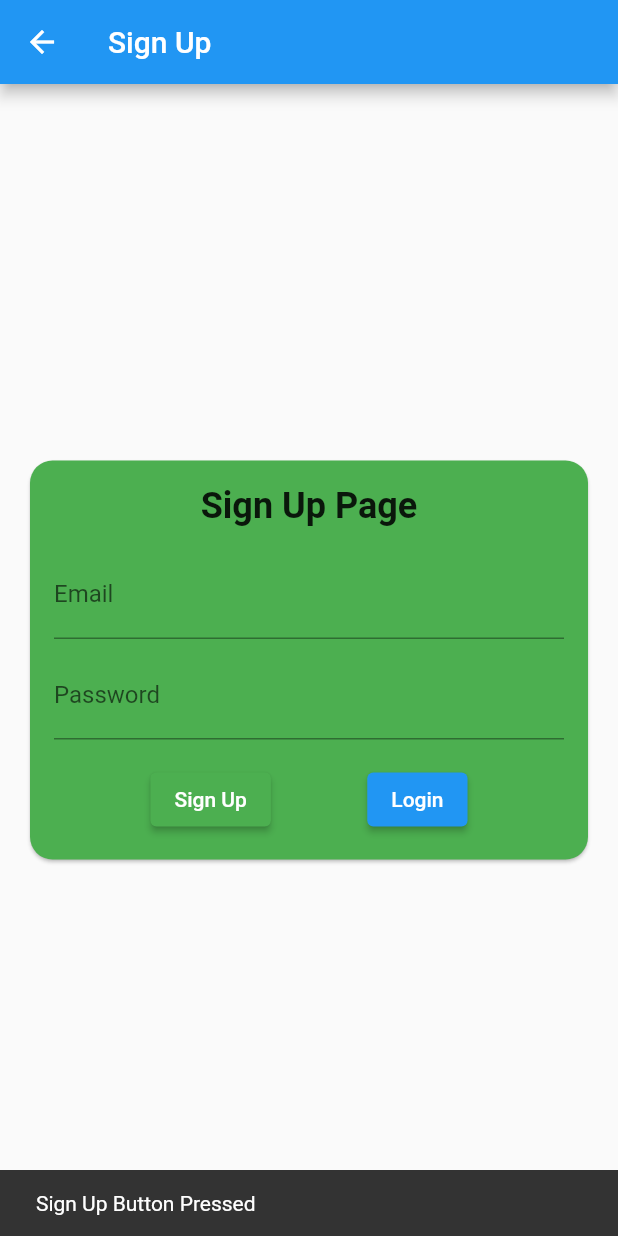
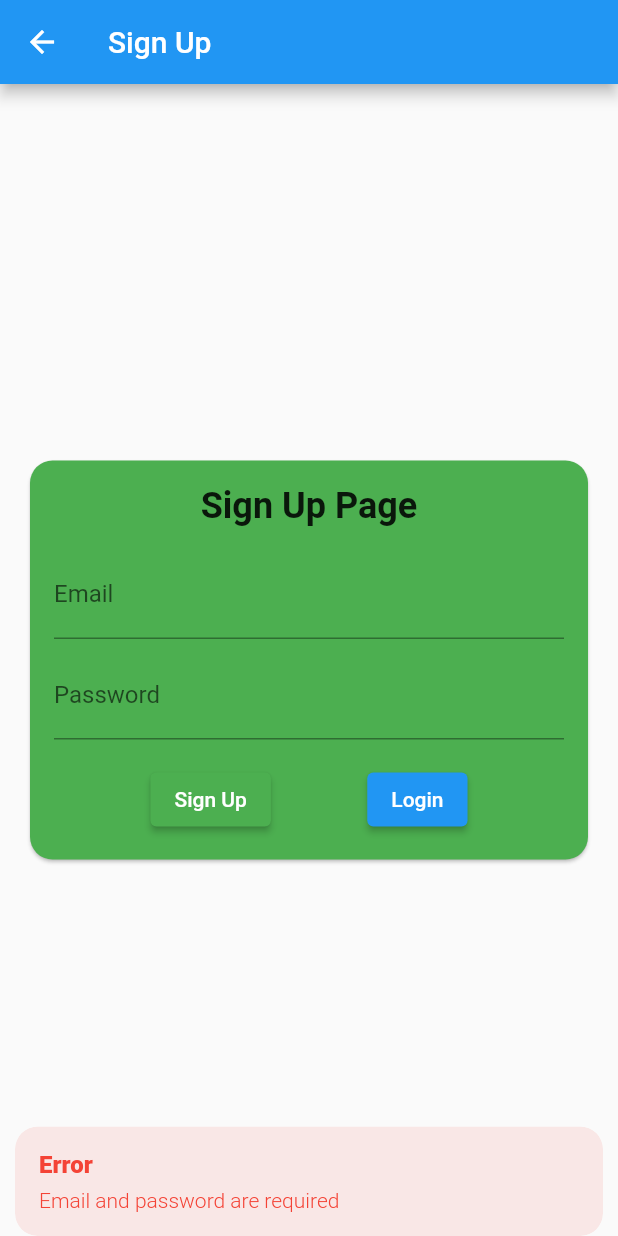
Before and after one commit to Minsa111/noteapp, a Flutter app: the SignUpScreen screen opened directly, after a tap on "Sign Up", on a phone screen of 412 x 824 dp. Run offline on Flutter 3.47's test engine with Material 2 defaults, Android fonts, the phone set to English and light mode, and no system bars; our stand-ins replace cloud_firestore, firebase_auth, firebase_core, get, image_picker, webview_flutter; accounts and stored records are empty.

Commit message:
Make SignIn and SignUp Pages Works

```diff
--- a/lib/controller/datacontroller.dart
+++ b/lib/controller/datacontroller.dart
@@ -1,3 +1,5 @@
+// ignore_for_file: avoid_print
+
 import 'package:get/get.dart';
 import 'package:cloud_firestore/cloud_firestore.dart';
 import 'package:noteapp/models/note.dart';
--- /dev/null
+++ b/lib/controller/signincontroller.dart
@@ -0,0 +1,26 @@
+// ignore_for_file: unnecessary_cast, avoid_print
+
+import 'package:firebase_auth/firebase_auth.dart';
+import 'package:get/get.dart';
+
+class SignInController extends GetxController {
+  final FirebaseAuth _auth = FirebaseAuth.instance;
+
+  Future<bool> signInWithEmailAndPassword(String email, String password) async {
+    try {
+      UserCredential userCredential = await _auth.signInWithEmailAndPassword(
+        email: email,
+        password: password,
+      );
+
+      if (userCredential.user != null) {
+        return true; // Masuk berhasil
+      } else {
+        return false; // Masuk gagal
+      }
+    } on FirebaseAuthException catch (e) {
+      print("Error during sign-in: ${e.message}");
+      return false; // Penanganan kesalahan saat masuk
+    }
+  }
+}
--- /dev/null
+++ b/lib/controller/signupcontroller.dart
@@ -0,0 +1,27 @@
+// ignore_for_file: avoid_print, prefer_final_fields
+
+import 'package:firebase_auth/firebase_auth.dart';
+import 'package:get/get.dart';
+
+class SignUpController extends GetxController {
+  final FirebaseAuth _auth = FirebaseAuth.instance;
+
+  Future<bool> signUpWithEmailAndPassword(String email, String password) async {
+    try {
+      UserCredential userCredential =
+          await _auth.createUserWithEmailAndPassword(
+        email: email,
+        password: password,
+      );
+
+      if (userCredential.user != null) {
+        return true;
+      } else {
+        return false;
+      }
+    } on FirebaseAuthException catch (e) {
+      print("Error during sign-up: ${e.message}");
+      return false;
+    }
+  }
+}
--- a/lib/main.dart
+++ b/lib/main.dart
@@ -1,6 +1,8 @@
 import 'package:flutter/material.dart';
 import 'package:get/get.dart';
 import 'package:noteapp/controller/datacontroller.dart';
+import 'package:noteapp/controller/signincontroller.dart';
+import 'package:noteapp/controller/signupcontroller.dart';
 import 'package:noteapp/routes/app_pages.dart';
 import 'package:noteapp/controller/image.dart';
 import 'package:firebase_core/firebase_core.dart';
@@ -20,4 +22,6 @@ void main() async {
   );
   Get.put(ImagePickerController());
   Get.put(NoteController());
+  Get.put(SignUpController());
+  Get.put(SignInController());
 }
--- a/lib/routes/app_pages.dart
+++ b/lib/routes/app_pages.dart
@@ -1,3 +1,5 @@
+// ignore_for_file: constant_identifier_names
+
 import 'package:get/get.dart';
 import 'package:noteapp/views/edit.dart';
 import 'package:noteapp/views/home.dart';
@@ -5,6 +7,7 @@ import 'package:noteapp/views/login.dart';
 import 'package:noteapp/views/webview.dart';
 
 part 'app_routes.dart';
+
 class AppPages {
   AppPages._();
 
--- a/lib/routes/app_routes.dart
+++ b/lib/routes/app_routes.dart
@@ -1,3 +1,5 @@
+// ignore_for_file: constant_identifier_names
+
 part of 'app_pages.dart';
 
 abstract class Routes {
--- a/lib/views/signup.dart
+++ b/lib/views/signup.dart
@@ -1,12 +1,47 @@
 // signup.dart
+// ignore_for_file: prefer_const_constructors, no_leading_underscores_for_local_identifiers, unused_element, unused_local_variable
+
 import 'package:flutter/material.dart';
 import 'package:get/get.dart';
+import 'package:noteapp/controller/signupcontroller.dart';
 
 class SignUpScreen extends StatelessWidget {
   const SignUpScreen({Key? key}) : super(key: key);
 
   @override
   Widget build(BuildContext context) {
+    final TextEditingController emailController = TextEditingController();
+    final TextEditingController passwordController = TextEditingController();
+    final SignUpController _auth = SignUpController();
+
+    void _handleSignUp() async {
+      String email = emailController.text;
+      String password = passwordController.text;
+
+      if (email.isEmpty || password.isEmpty) {
+        Get.snackbar("Error", "Email and password are required",
+            snackPosition: SnackPosition.BOTTOM,
+            backgroundColor: Colors.red.withOpacity(0.1),
+            colorText: Colors.red);
+        return;
+      }
+
+      final signUpSuccessful =
+          await _auth.signUpWithEmailAndPassword(email, password);
+
+      if (signUpSuccessful) {
+        Get.snackbar("Success", "Account has been created",
+            snackPosition: SnackPosition.BOTTOM,
+            backgroundColor: Colors.green.withOpacity(0.1),
+            colorText: Colors.green);
+      } else {
+        Get.snackbar("Error", "Failed to create account. Try again",
+            snackPosition: SnackPosition.BOTTOM,
+            backgroundColor: Colors.red.withOpacity(0.1),
+            colorText: Colors.red);
+      }
+    }
+
     return Scaffold(
       appBar: AppBar(
         title: Text('Sign Up'),
@@ -34,12 +69,14 @@ class SignUpScreen extends StatelessWidget {
                 // Add your sign-up form or content here
                 // For example, you can add text fields for email and password
                 TextFormField(
+                  controller: emailController,
                   decoration: InputDecoration(
                     labelText: 'Email',
                   ),
                 ),
                 SizedBox(height: 8.0),
                 TextFormField(
+                  controller: passwordController,
                   decoration: InputDecoration(
                     labelText: 'Password',
                   ),
@@ -50,16 +87,7 @@ class SignUpScreen extends StatelessWidget {
                   mainAxisAlignment: MainAxisAlignment.spaceEvenly,
                   children: [
                     ElevatedButton(
-                      onPressed: () {
-                        // Handle sign-up logic here
-                        // You can navigate to the home page or perform any other actions
-                        // For simplicity, let's show a snackbar for now
-                        ScaffoldMessenger.of(context).showSnackBar(
-                          SnackBar(
-                            content: Text('Sign Up Button Pressed'),
-                          ),
-                        );
-                      },
+                      onPressed: _handleSignUp,
                       style: ElevatedButton.styleFrom(
                         primary: Colors.green, // Keep the sign-up button color
                       ),
--- a/pubspec.yaml
+++ b/pubspec.yaml
@@ -40,6 +40,7 @@ dependencies:
   # The following adds the Cupertino Icons font to your application.
   # Use with the CupertinoIcons class for iOS style icons.
   cupertino_icons: ^1.0.2
+  firebase_auth: ^4.12.1
 
 dev_dependencies:
   flutter_test:
```
Also changed, not shown: lib/views/home.dart (+33 -4 lines), lib/views/login.dart (+43 -7 lines), pubspec.lock, 3 other files.
